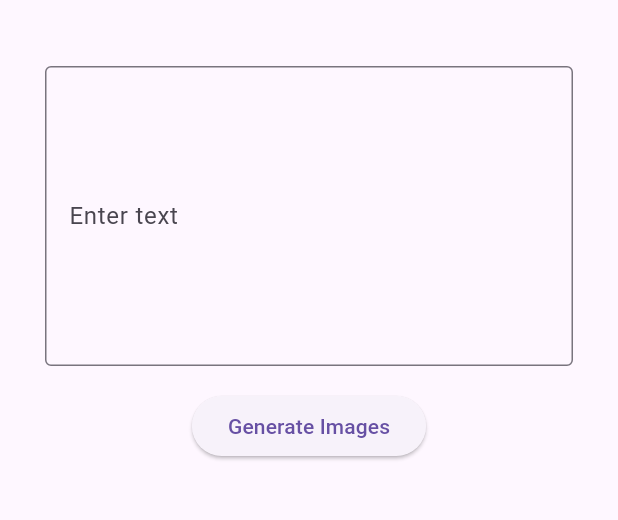
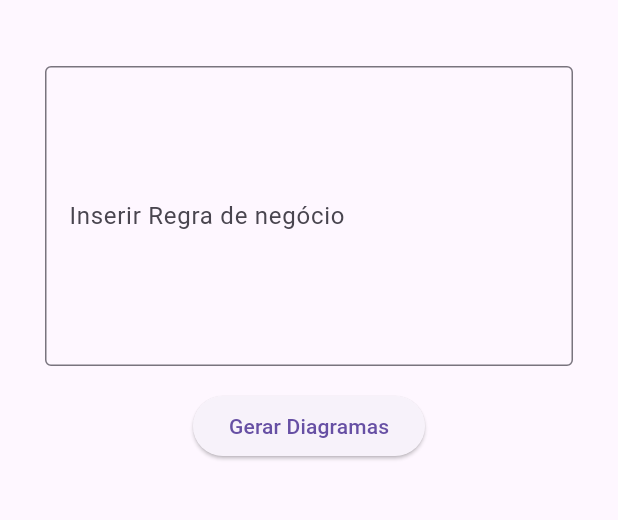
Before and after one commit to LucasMatheusDev/business_flow, a Flutter app: the screen it shows after launch, on a phone screen of 412 x 824 dp, the part 63-583 px from its top. Run offline on Flutter 3.47's test engine with Material 3 defaults, Android fonts, the phone set to English and light mode, and no system bars; missing offline and left inert: bussiness_flow_cli, dart:html.

Commit message:
Atualizações de interface do usuário e de texto dos botões. Melhorando a usabilidade e tornando a linguagem mais precisa.

```diff
--- a/lib/main.dart
+++ b/lib/main.dart
@@ -16,7 +16,7 @@ class MyApp extends StatelessWidget {
   @override
   Widget build(BuildContext context) {
     return MaterialApp(
-      title: 'Flutter Web CLI',
+      title: 'Business Flow Web',
       theme: ThemeData(
         primarySwatch: Colors.blue,
       ),
@@ -109,7 +109,7 @@ class _MyHomePageState extends State<MyHomePage> {
                     maxLines: 10,
                     decoration: const InputDecoration(
                       border: OutlineInputBorder(),
-                      labelText: 'Enter text',
+                      labelText: 'Inserir Regra de negócio',
                     ),
                   ),
                 ),
@@ -117,7 +117,7 @@ class _MyHomePageState extends State<MyHomePage> {
               const SizedBox(height: 16.0),
               ElevatedButton(
                 onPressed: () => _generateImages(_controller.text),
-                child: const Text('Generate Images'),
+                child: const Text('Gerar Diagramas'),
               ),
               const SizedBox(height: 16.0),
               if (_isLoading) const Center(child: CircularProgressIndicator()),
```
